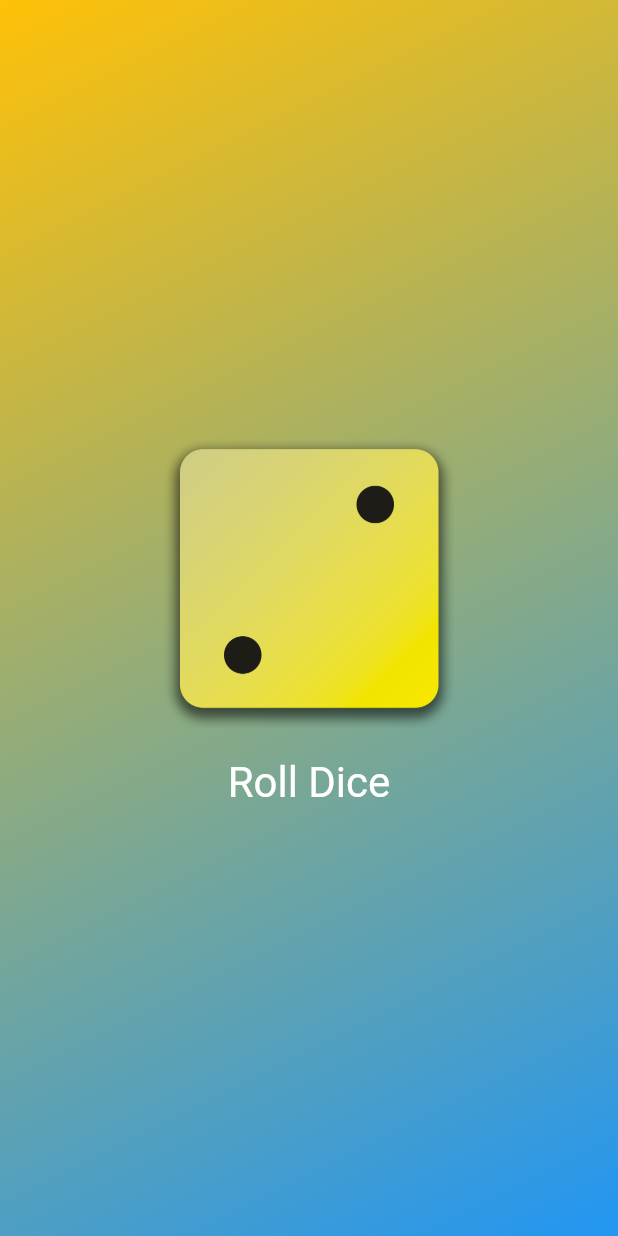
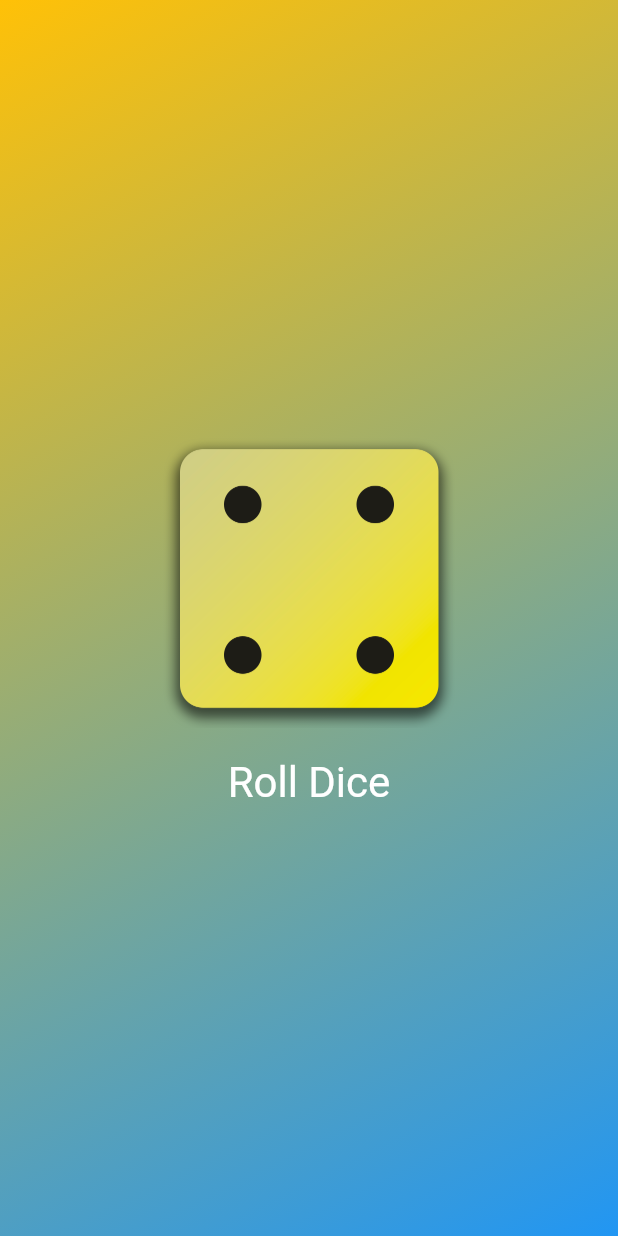
Before and after one commit to smandalsid/flutter_dice, a Flutter app: the screen it shows after launch, after a tap on "Roll Dice", on a phone screen of 412 x 824 dp. Run offline on Flutter 3.47's test engine with Material 2 defaults, Android fonts, the phone set to English and light mode, and no system bars.

```diff
--- a/lib/dice_roller.dart
+++ b/lib/dice_roller.dart
@@ -0,0 +1,44 @@
+import 'package:flutter/material.dart';
+
+class DiceRoller extends StatefulWidget {
+  const DiceRoller({super.key});
+
+  @override
+  State<DiceRoller> createState() {
+    return _DiceRollerState();
+  }
+}
+
+class _DiceRollerState extends State<DiceRoller> {
+  var activedice = 'assets/images/dice-2.png';
+
+  void rolldice() {
+    setState(() {
+      activedice = 'assets/images/dice-4.png';
+    });
+  }
+
+  @override
+  Widget build(context) {
+    return Column(
+      mainAxisSize: MainAxisSize.min,
+      children: [
+        Image.asset(
+          activedice,
+          width: 200,
+        ),
+        TextButton(
+            onPressed: rolldice,
+            style: TextButton.styleFrom(
+                padding: const EdgeInsets.only(
+                  top: 20,
+                ),
+                foregroundColor: Colors.white,
+                textStyle: const TextStyle(
+                  fontSize: 28,
+                )),
+            child: const Text("Roll Dice")),
+      ],
+    );
+  }
+}
--- a/lib/gradient_container.dart
+++ b/lib/gradient_container.dart
@@ -1,56 +1,32 @@
 import 'package:flutter/material.dart';
 // import 'package:first_app/styled_text.dart';
+import 'package:first_app/dice_roller.dart';
 
 const startalignment = Alignment.topLeft; // this is known during compiletime
 // final startalignment=somefunction(); //use it when the value is not known before compilation
 // Alignment? test; // creating Alignment type object which can be null or an Alignment object
 const endalignment = Alignment.bottomRight;
 
-
 class GradientContainer extends StatelessWidget {
   // GradientContainer({key}): super(key:key);
   // or
-  GradientContainer(this.startcol, this.endcol, {super.key});
+  const GradientContainer(this.startcol, this.endcol, {super.key});
 
   final Color startcol, endcol;
 
-  var activedice = 'assets/images/dice-2.png';
-
-  void rolldice() {
-    activedice='assets/images/dice-4.png';
-    print("TEST");
-  }
   @override
   Widget build(context) {
     return Container(
       decoration: BoxDecoration(
         gradient: LinearGradient(
-            colors: [startcol, endcol],
-            begin: startalignment,
-            end: endalignment),
+          colors: [startcol, endcol],
+          begin: startalignment,
+          end: endalignment,
+        ),
       ),
       child: Center(
         // child: StyledText('Hello World'),
-        child: Column(
-          mainAxisSize: MainAxisSize.min,
-          children: [
-            Image.asset(
-              activedice,
-              width: 200,
-            ),
-            TextButton(
-                onPressed: rolldice,
-                style: TextButton.styleFrom(
-                    padding: const EdgeInsets.only(
-                      top: 20,
-                    ),
-                    foregroundColor: Colors.white,
-                    textStyle: const TextStyle(
-                      fontSize: 28,
-                    )),
-                child: const Text("Roll Dice")),
-          ],
-        ),
+        child: DiceRoller(),
       ),
     );
   }
--- a/lib/main.dart
+++ b/lib/main.dart
@@ -3,7 +3,7 @@ import 'package:first_app/gradient_container.dart';
 
 void main() {
   runApp(
-    MaterialApp(
+    const MaterialApp(
       home: Scaffold(
         // backgroundColor: Colors.amber,
 
--- a/lib/styled_text.dart
+++ b/lib/styled_text.dart
@@ -9,7 +9,10 @@ class StyledText extends StatelessWidget {
   Widget build(context) {
     return Text(
       text,
-      style: const TextStyle(color: Colors.white, fontSize: 28),
+      style: const TextStyle(
+        color: Colors.white,
+        fontSize: 28,
+      ),
     );
   }
 }
```
